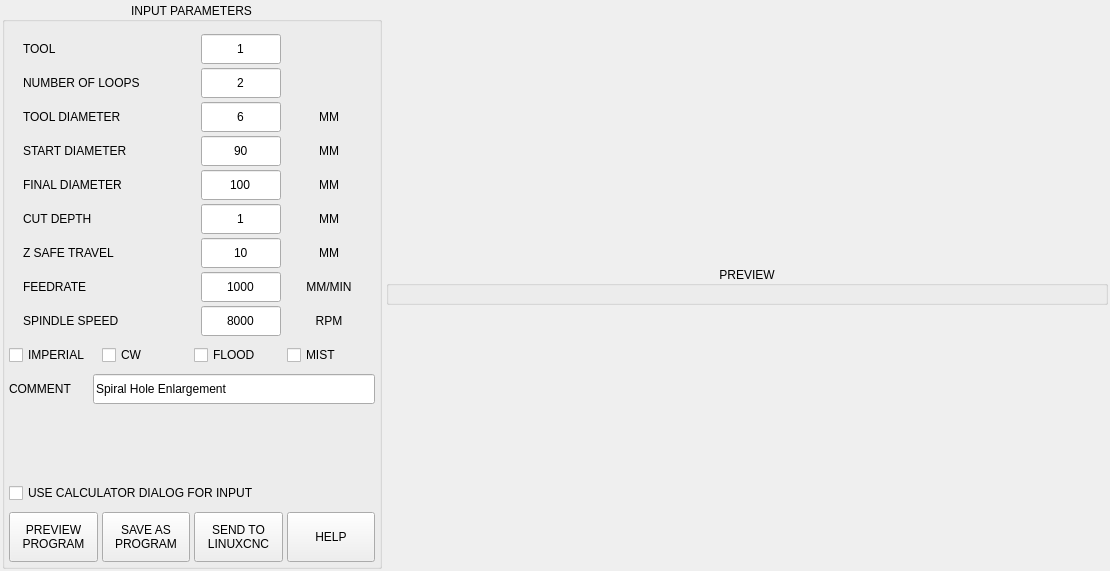
Before: the Qt Designer form utils/hole_enlarge.ui in persei802/QtDragon_vtk, drawn with Qt 5.
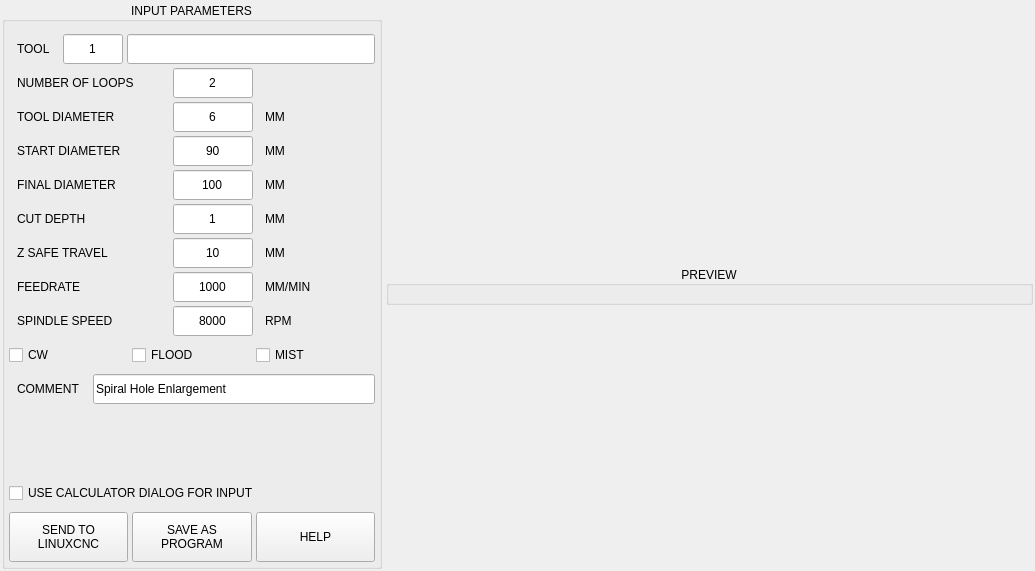
After: the same form once the commit is applied.

```diff
--- a/utils/hole_enlarge.ui
+++ b/utils/hole_enlarge.ui
@@ -6,7 +6,7 @@
    <rect>
     <x>0</x>
     <y>0</y>
-    <width>1110</width>
+    <width>1035</width>
     <height>571</height>
    </rect>
   </property>
@@ -105,15 +105,24 @@
            </property>
            <item>
             <widget class="QLabel" name="lbl_tool_num">
+             <property name="minimumSize">
+              <size>
+               <width>50</width>
+               <height>0</height>
+              </size>
+             </property>
              <property name="maximumSize">
               <size>
-               <width>160</width>
+               <width>16777215</width>
                <height>16777215</height>
               </size>
              </property>
              <property name="text">
               <string>TOOL</string>
              </property>
+             <property name="indent">
+              <number>8</number>
+             </property>
             </widget>
            </item>
            <item>
@@ -132,7 +141,7 @@
              </property>
              <property name="maximumSize">
               <size>
-               <width>80</width>
+               <width>60</width>
                <height>30</height>
               </size>
              </property>
@@ -148,22 +157,25 @@
             </widget>
            </item>
            <item>
-            <widget class="QLabel" name="label_2">
+            <widget class="QLineEdit" name="lineEdit_tool_info">
+             <property name="sizePolicy">
+              <sizepolicy hsizetype="Expanding" vsizetype="Preferred">
+               <horstretch>0</horstretch>
+               <verstretch>0</verstretch>
+              </sizepolicy>
+             </property>
              <property name="minimumSize">
               <size>
-               <width>60</width>
-               <height>0</height>
+               <width>0</width>
+               <height>30</height>
               </size>
              </property>
              <property name="maximumSize">
               <size>
-               <width>60</width>
-               <height>16777215</height>
+               <width>16777215</width>
+               <height>30</height>
               </size>
              </property>
-             <property name="text">
-              <string/>
-             </property>
             </widget>
            </item>
           </layout>
@@ -193,6 +205,9 @@
              <property name="text">
               <string>NUMBER OF LOOPS</string>
              </property>
+             <property name="indent">
+              <number>8</number>
+             </property>
             </widget>
            </item>
            <item>
@@ -236,7 +251,7 @@
              </property>
              <property name="maximumSize">
               <size>
-               <width>60</width>
+               <width>16777215</width>
                <height>16777215</height>
               </size>
              </property>
@@ -275,6 +290,9 @@
              <property name="text">
               <string>TOOL DIAMETER</string>
              </property>
+             <property name="indent">
+              <number>8</number>
+             </property>
             </widget>
            </item>
            <item>
@@ -318,7 +336,7 @@
              </property>
              <property name="maximumSize">
               <size>
-               <width>60</width>
+               <width>16777215</width>
                <height>16777215</height>
               </size>
              </property>
@@ -326,7 +344,10 @@
               <string>MM</string>
              </property>
              <property name="alignment">
-              <set>Qt::AlignCenter</set>
+              <set>Qt::AlignLeading|Qt::AlignLeft|Qt::AlignVCenter</set>
+             </property>
+             <property name="indent">
+              <number>8</number>
              </property>
             </widget>
            </item>
@@ -360,6 +381,9 @@
              <property name="text">
               <string>START DIAMETER</string>
              </property>
+             <property name="indent">
+              <number>8</number>
+             </property>
             </widget>
            </item>
            <item>
@@ -403,7 +427,7 @@
              </property>
              <property name="maximumSize">
               <size>
-               <width>60</width>
+               <width>16777215</width>
                <height>16777215</height>
               </size>
              </property>
@@ -411,7 +435,10 @@
               <string>MM</string>
              </property>
              <property name="alignment">
-              <set>Qt::AlignCenter</set>
+              <set>Qt::AlignLeading|Qt::AlignLeft|Qt::AlignVCenter</set>
+             </property>
+             <property name="indent">
+              <number>8</number>
              </property>
             </widget>
            </item>
@@ -445,6 +472,9 @@
              <property name="text">
               <string>FINAL DIAMETER</string>
              </property>
+             <property name="indent">
+              <number>8</number>
+             </property>
             </widget>
            </item>
            <item>
@@ -488,7 +518,7 @@
              </property>
              <property name="maximumSize">
               <size>
-               <width>60</width>
+               <width>16777215</width>
                <height>16777215</height>
               </size>
              </property>
@@ -496,7 +526,10 @@
               <string>MM</string>
              </property>
              <property name="alignment">
-              <set>Qt::AlignCenter</set>
+              <set>Qt::AlignLeading|Qt::AlignLeft|Qt::AlignVCenter</set>
+             </property>
+             <property name="indent">
+              <number>8</number>
              </property>
             </widget>
            </item>
@@ -527,6 +560,9 @@
              <property name="text">
               <string>CUT DEPTH</string>
              </property>
+             <property name="indent">
+              <number>8</number>
+             </property>
             </widget>
            </item>
            <item>
@@ -570,7 +606,7 @@
              </property>
              <property name="maximumSize">
               <size>
-               <width>60</width>
+               <width>16777215</width>
                <height>16777215</height>
               </size>
              </property>
@@ -578,7 +614,10 @@
               <string>MM</string>
              </property>
              <property name="alignment">
-              <set>Qt::AlignCenter</set>
+              <set>Qt::AlignLeading|Qt::AlignLeft|Qt::AlignVCenter</set>
+             </property>
+             <property name="indent">
+              <number>8</number>
              </property>
             </widget>
            </item>
@@ -609,6 +648,9 @@
              <property name="text">
               <string>Z SAFE TRAVEL</string>
              </property>
+             <property name="indent">
+              <number>8</number>
+             </property>
             </widget>
            </item>
            <item>
@@ -652,7 +694,7 @@
              </property>
              <property name="maximumSize">
               <size>
-               <width>60</width>
+               <width>16777215</width>
                <height>16777215</height>
               </size>
              </property>
@@ -660,7 +702,10 @@
               <string>MM</string>
              </property>
              <property name="alignment">
-              <set>Qt::AlignCenter</set>
+              <set>Qt::AlignLeading|Qt::AlignLeft|Qt::AlignVCenter</set>
+             </property>
+             <property name="indent">
+              <number>8</number>
              </property>
             </widget>
            </item>
@@ -691,6 +736,9 @@
              <property name="text">
               <string>FEEDRATE</string>
              </property>
+             <property name="indent">
+              <number>8</number>
+             </property>
             </widget>
            </item>
            <item>
@@ -734,7 +782,7 @@
              </property>
              <property name="maximumSize">
               <size>
-               <width>60</width>
+               <width>16777215</width>
                <height>16777215</height>
               </size>
              </property>
@@ -742,7 +790,10 @@
               <string>MM/MIN</string>
              </property>
              <property name="alignment">
-              <set>Qt::AlignCenter</set>
+              <set>Qt::AlignLeading|Qt::AlignLeft|Qt::AlignVCenter</set>
+             </property>
+             <property name="indent">
+              <number>8</number>
              </property>
             </widget>
            </item>
@@ -773,6 +824,9 @@
              <property name="text">
               <string>SPINDLE SPEED</string>
              </property>
+             <property name="indent">
+              <number>8</number>
+             </property>
             </widget>
            </item>
            <item>
@@ -816,7 +870,7 @@
              </property>
              <property name="maximumSize">
               <size>
-               <width>60</width>
+               <width>16777215</width>
                <height>16777215</height>
               </size>
              </property>
@@ -824,7 +878,10 @@
               <string>RPM</string>
              </property>
              <property name="alignment">
-              <set>Qt::AlignCenter</set>
+              <set>Qt::AlignLeading|Qt::AlignLeft|Qt::AlignVCenter</set>
+             </property>
+             <property name="indent">
+              <number>8</number>
              </property>
             </widget>
            </item>
@@ -838,31 +895,6 @@
            <property name="bottomMargin">
             <number>0</number>
            </property>
-           <item>
-            <widget class="QCheckBox" name="chk_units">
-             <property name="sizePolicy">
-              <sizepolicy hsizetype="Preferred" vsizetype="Preferred">
-               <horstretch>0</horstretch>
-               <verstretch>0</verstretch>
-              </sizepolicy>
-             </property>
-             <property name="minimumSize">
-              <size>
-               <width>0</width>
-               <height>30</height>
-              </size>
-             </property>
-             <property name="maximumSize">
-              <size>
-               <width>16777215</width>
-               <height>30</height>
-              </size>
-             </property>
-             <property name="text">
-              <string>IMPERIAL</string>
-             </property>
-            </widget>
-           </item>
            <item>
             <widget class="QCheckBox" name="chk_direction">
              <property name="sizePolicy">
@@ -1002,6 +1034,9 @@
               <property name="alignment">
                <set>Qt::AlignLeading|Qt::AlignLeft|Qt::AlignVCenter</set>
               </property>
+              <property name="indent">
+               <number>8</number>
+              </property>
              </widget>
             </item>
             <item>
@@ -1069,61 +1104,6 @@
            <property name="topMargin">
             <number>0</number>
            </property>
-           <item>
-            <widget class="QPushButton" name="btn_preview">
-             <property name="sizePolicy">
-              <sizepolicy hsizetype="Preferred" vsizetype="Fixed">
-               <horstretch>0</horstretch>
-               <verstretch>0</verstretch>
-              </sizepolicy>
-             </property>
-             <property name="minimumSize">
-              <size>
-               <width>0</width>
-               <height>50</height>
-              </size>
-             </property>
-             <property name="maximumSize">
-              <size>
-               <width>16777215</width>
-               <height>50</height>
-              </size>
-             </property>
-             <property name="text">
-              <string>PREVIEW
-PROGRAM</string>
-             </property>
-            </widget>
-           </item>
-           <item>
-            <widget class="QPushButton" name="btn_create">
-             <property name="sizePolicy">
-              <sizepolicy hsizetype="Preferred" vsizetype="Fixed">
-               <horstretch>0</horstretch>
-               <verstretch>0</verstretch>
-              </sizepolicy>
-             </property>
-             <property name="minimumSize">
-              <size>
-               <width>0</width>
-               <height>50</height>
-              </size>
-             </property>
-             <property name="maximumSize">
-              <size>
-               <width>16777215</width>
-               <height>50</height>
-              </size>
-             </property>
-             <property name="toolTip">
-              <string>Create program and save to file</string>
-             </property>
-             <property name="text">
-              <string>SAVE AS
-PROGRAM</string>
-             </property>
-            </widget>
-           </item>
            <item>
             <widget class="QPushButton" name="btn_send">
              <property name="sizePolicy">
@@ -1153,6 +1133,35 @@
              </property>
             </widget>
            </item>
+           <item>
+            <widget class="QPushButton" name="btn_save">
+             <property name="sizePolicy">
+              <sizepolicy hsizetype="Preferred" vsizetype="Fixed">
+               <horstretch>0</horstretch>
+               <verstretch>0</verstretch>
+              </sizepolicy>
+             </property>
+             <property name="minimumSize">
+              <size>
+               <width>0</width>
+               <height>50</height>
+              </size>
+             </property>
+             <property name="maximumSize">
+              <size>
+               <width>16777215</width>
+               <height>50</height>
+              </size>
+             </property>
+             <property name="toolTip">
+              <string>Create program and save to file</string>
+             </property>
+             <property name="text">
+              <string>SAVE AS
+PROGRAM</string>
+             </property>
+            </widget>
+           </item>
            <item>
             <widget class="QPushButton" name="btn_help">
              <property name="sizePolicy">
```
Left out of the diff: 31 changed lines with no effect on the pictures.
